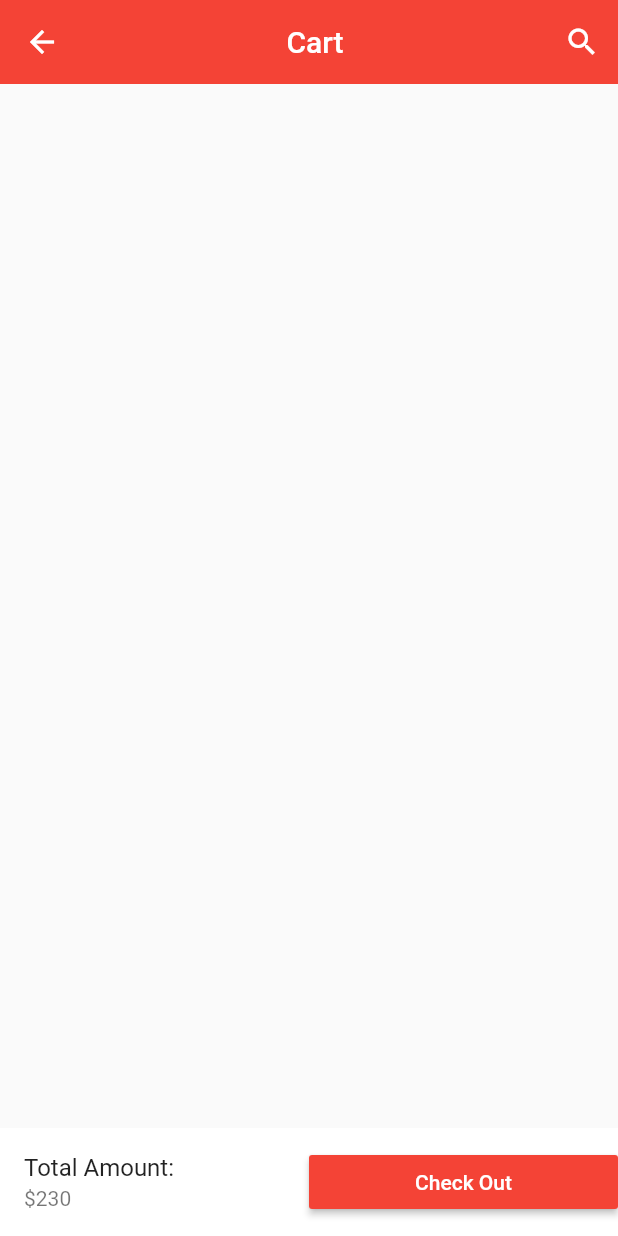
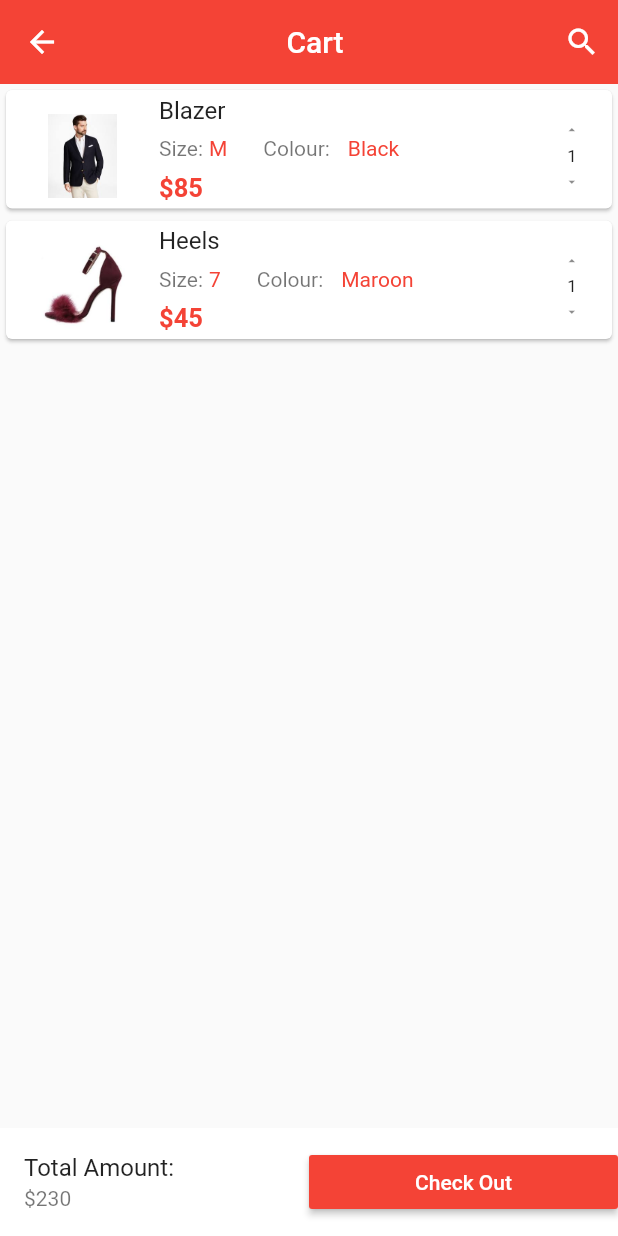
Before and after one commit to ishangupta4/Ecommerce, a Flutter app: the Cart screen opened directly, on a phone screen of 412 x 824 dp. Run offline on Flutter 3.47's test engine with Material 2 defaults, Android fonts, the phone set to English and light mode, and no system bars; our stand-ins replace carousel_pro.

Commit message:
cart products added

```diff
--- /dev/null
+++ b/lib/components/cart_products.dart
@@ -0,0 +1,137 @@
+import 'package:flutter/material.dart';
+
+class CartProducts extends StatefulWidget {
+  @override
+  _CartProductsState createState() => _CartProductsState();
+}
+
+class _CartProductsState extends State<CartProducts> {
+  var Products_on_the_cart = [
+    {
+      "name": "Blazer",
+      "picture": "images/products/blazer1.jpeg",
+      "price": 85,
+      "size": "M",
+      "colour": "Black",
+      "quantity": 1,
+    },
+    {
+      "name": "Heels",
+      "picture": "images/products/hills1.jpeg",
+      "price": 45,
+      "size": "7",
+      "colour": "Maroon",
+      "quantity": 1,
+    },
+  ];
+
+  @override
+  Widget build(BuildContext context) {
+    return new ListView.builder(
+      itemCount: Products_on_the_cart.length,
+      itemBuilder: (context, index) {
+        return Single_cart_product(
+          cart_prod_name: Products_on_the_cart[index]["name"],
+          cart_prod_pricture: Products_on_the_cart[index]["picture"],
+          cart_prod_colour: Products_on_the_cart[index]["colour"],
+          cart_prod_price: Products_on_the_cart[index]["price"],
+          cart_prod_qty: Products_on_the_cart[index]["quantity"],
+          cart_prod_size: Products_on_the_cart[index]["size"],
+        );
+      },
+    );
+  }
+}
+
+class Single_cart_product extends StatelessWidget {
+  final cart_prod_name;
+  final cart_prod_pricture;
+  final cart_prod_price;
+  final cart_prod_size;
+  final cart_prod_colour;
+  final cart_prod_qty;
+
+  Single_cart_product(
+      {this.cart_prod_name,
+      this.cart_prod_pricture,
+      this.cart_prod_price,
+      this.cart_prod_size,
+      this.cart_prod_colour,
+      this.cart_prod_qty});
+
+  @override
+  Widget build(BuildContext context) {
+    return Card(
+      child: ListTile(
+        // ======= LEADING SECTION =========
+        leading: new Image.asset(
+          cart_prod_pricture,
+          width: 70.0,
+          height: 70.0,
+        ),
+        // ======= TITLE SECTION ===========
+        title: new Text(cart_prod_name),
+        // =======SUBTITLE SECTION =========
+        subtitle: new Column(
+          children: <Widget>[
+            //ROW INSIDE COLUMN
+            new Row(
+              children: <Widget>[
+                // ========this section is for the size of the product=====
+                Padding(
+                  padding: const EdgeInsets.all(0.0),
+                  child: new Text("Size:"),
+                ),
+                Padding(
+                  padding: const EdgeInsets.all(4.0),
+                  child: new Text(
+                    cart_prod_size,
+                    style: TextStyle(color: Colors.red),
+                  ),
+                ),
+                // ==========This section is for the product colour========
+                Padding(
+                  padding: const EdgeInsets.fromLTRB(20.0, 8.0, 8.0, 8.0),
+                  child: new Text("Colour:"),
+                ),
+                Padding(
+                  padding: const EdgeInsets.all(4.0),
+                  child: new Text(
+                    cart_prod_colour,
+                    style: TextStyle(color: Colors.red),
+                  ),
+                ),
+              ],
+            ),
+
+            //===========this section is for the product price ============
+            new Container(
+              alignment: Alignment.topLeft,
+              child: new Text(
+                "\$$cart_prod_price",
+                style: TextStyle(
+                    fontSize: 17.0,
+                    fontWeight: FontWeight.bold,
+                    color: Colors.red),
+              ),
+            ),
+          ],
+        ),
+        trailing: new FittedBox(
+          fit: BoxFit.fill,
+          child: new Column(
+            children: <Widget>[
+              new IconButton(icon: Icon(Icons.arrow_drop_up), onPressed: () {}),
+              new Text(
+                "$cart_prod_qty",
+                style: TextStyle(fontSize: 25.0),
+              ),
+              new IconButton(
+                  icon: Icon(Icons.arrow_drop_down), onPressed: () {})
+            ],
+          ),
+        ),
+      ),
+    );
+  }
+}
--- a/lib/pages/cart.dart
+++ b/lib/pages/cart.dart
@@ -1,4 +1,6 @@
 import 'package:flutter/material.dart';
+
+import 'package:flutter_ecommerce/components/cart_products.dart';
 
 class Cart extends StatefulWidget {
   @override
@@ -23,8 +25,7 @@ class _CartState extends State<Cart> {
               icon: Icon(Icons.search, color: Colors.white), onPressed: () {}),
         ],
       ),
-      // body: new Cart_products(),
-
+      body: new CartProducts(),
       bottomNavigationBar: new Container(
         color: Colors.white,
         child: Row(
```
